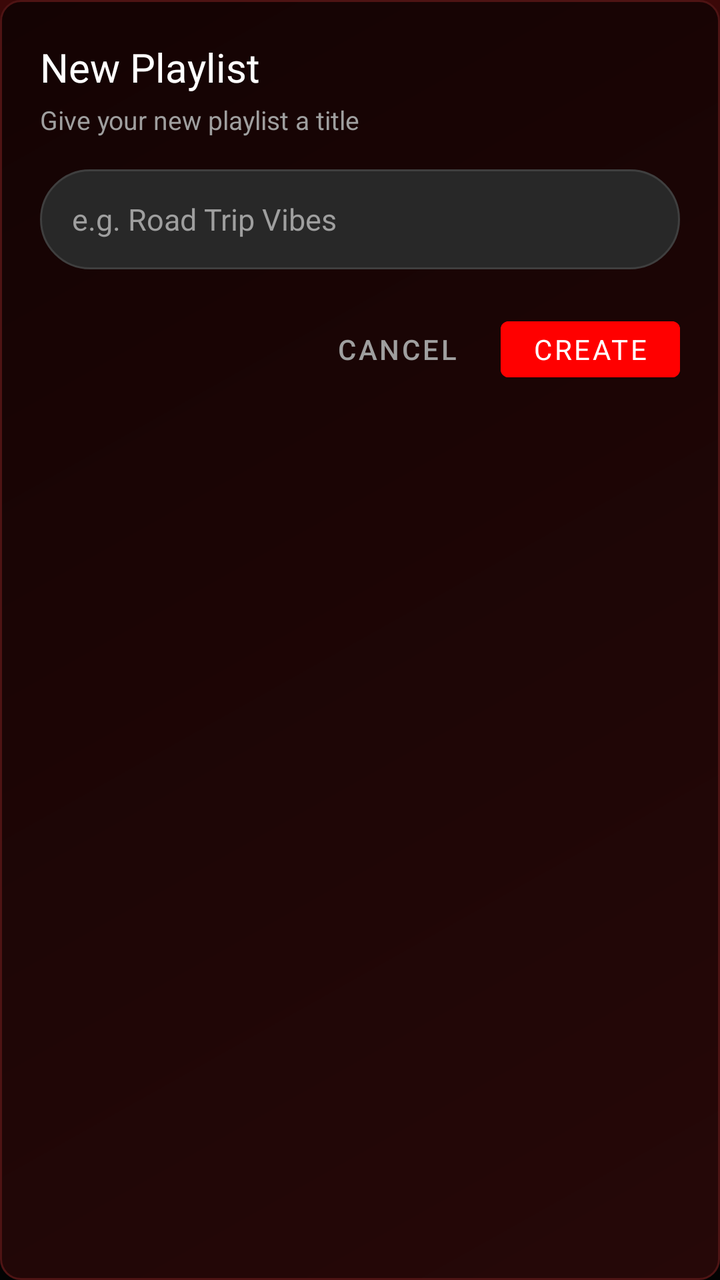
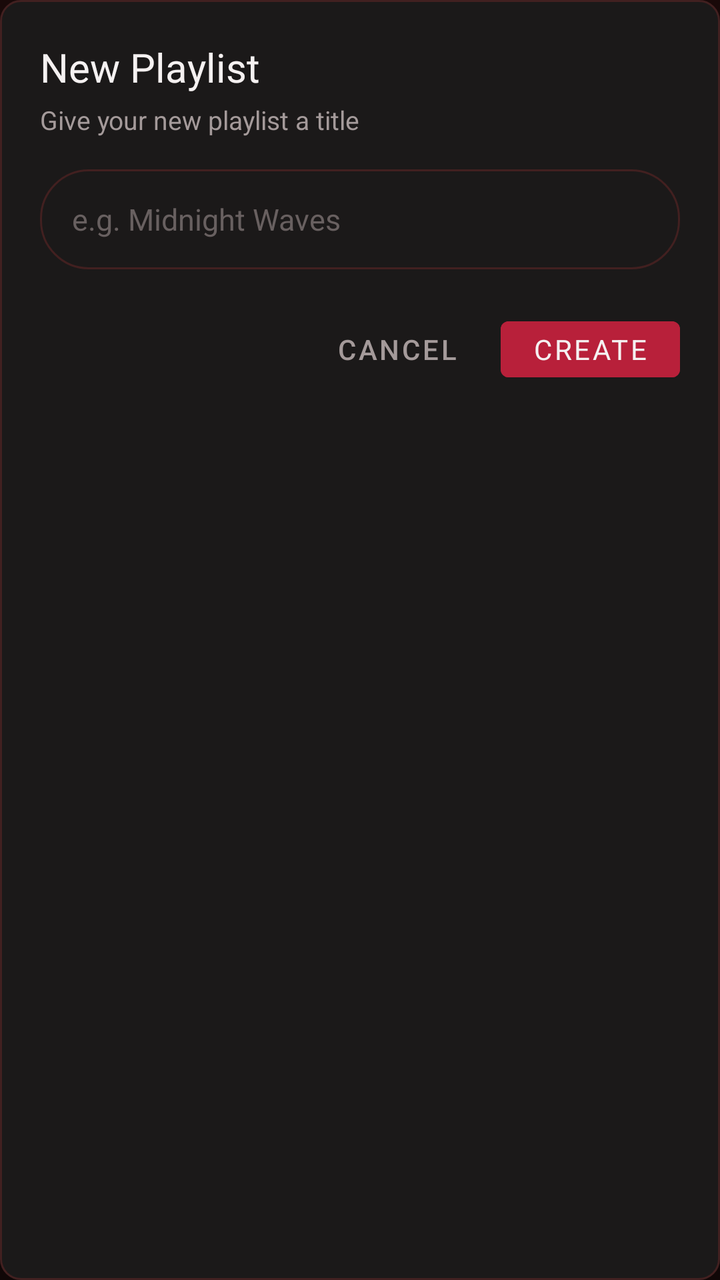

Screens rendered from an Android XML layout before and after an edit, with the pre-edit source and the edit as a unified diff.
<!-- AndroidManifest.xml: application theme Theme.BraveMusicPlayer -->
<!-- res/layout/dialog_create_playlist.xml -->
<?xml version="1.0" encoding="utf-8"?>
<LinearLayout xmlns:android="http://schemas.android.com/apk/res/android"
    xmlns:app="http://schemas.android.com/apk/res-auto"
    android:layout_width="match_parent"
    android:layout_height="wrap_content"
    android:background="@drawable/bg_rounded_card"
    android:orientation="vertical"
    android:padding="20dp">

    <TextView
        android:layout_width="wrap_content"
        android:layout_height="wrap_content"
        android:fontFamily="@font/youtube_sans_bold_font"
        android:text="New Playlist"
        android:textColor="@color/white_primary"
        android:textSize="20sp" />

    <TextView
        android:layout_width="wrap_content"
        android:layout_height="wrap_content"
        android:layout_marginTop="4dp"
        android:fontFamily="sans-serif"
        android:text="Give your new playlist a title"
        android:textColor="@color/muted_grey"
        android:textSize="13sp" />

    <EditText
        android:id="@+id/etPlaylistNameInput"
        android:layout_width="match_parent"
        android:layout_height="50dp"
        android:layout_marginTop="16dp"
        android:background="@drawable/bg_search_input_explore"
        android:fontFamily="sans-serif"
        android:hint="e.g. Road Trip Vibes"
        android:imeOptions="actionDone"
        android:inputType="textCapSentences"
        android:maxLines="1"
        android:paddingStart="16dp"
        android:paddingEnd="16dp"
        android:singleLine="true"
        android:textColor="@color/white_primary"
        android:textColorHint="@color/muted_grey"
        android:textSize="15sp" />

    <LinearLayout
        android:layout_width="match_parent"
        android:layout_height="wrap_content"
        android:layout_marginTop="20dp"
        android:gravity="end"
        android:orientation="horizontal">

        <Button
            android:id="@+id/btnCancelCreatePlaylist"
            style="@style/Widget.MaterialComponents.Button.TextButton"
            android:layout_width="wrap_content"
            android:layout_height="40dp"
            android:fontFamily="sans-serif-medium"
            android:text="Cancel"
            android:textColor="@color/muted_grey"
            android:textSize="14sp" />

        <Button
            android:id="@+id/btnConfirmCreatePlaylist"
            style="@style/Widget.MaterialComponents.Button"
            android:layout_width="wrap_content"
            android:layout_height="40dp"
            android:layout_marginStart="8dp"
            android:backgroundTint="@color/youtube_red"
            android:fontFamily="sans-serif-bold"
            android:text="Create"
            android:textColor="@color/white_primary"
            android:textSize="14sp" />
    </LinearLayout>
</LinearLayout>
<!-- resources referenced by this layout -->
<resources>
  <color name="muted_grey">#9F9F9F</color>
  <color name="white_primary">#FFFFFF</color>
  <color name="youtube_red">#FF0000</color>
  <!-- drawable bg_rounded_card (drawable) -->
  <?xml version="1.0" encoding="utf-8"?>
  <shape xmlns:android="http://schemas.android.com/apk/res/android"
      android:shape="rectangle">
      <gradient
          android:angle="135"
          android:startColor="@color/card_red_tint_start"
          android:endColor="@color/card_red_tint_end"
          android:type="linear" />
      <stroke
          android:width="1dp"
          android:color="@color/card_red_tint_border" />
      <corners android:radius="10dp" />
  </shape>
  <!-- drawable bg_search_input_explore (drawable) -->
  <?xml version="1.0" encoding="utf-8"?>
  <shape xmlns:android="http://schemas.android.com/apk/res/android"
      android:shape="rectangle">
      <solid android:color="@color/dark_grey_elevated" />
      <stroke
          android:width="1dp"
          android:color="@color/border_grey" />
      <corners android:radius="28dp" />
  </shape>
  <style name="Theme.BraveMusicPlayer" parent="Theme.MaterialComponents.DayNight.NoActionBar">
          <item name="colorPrimary">@color/youtube_red</item>
          <item name="colorPrimaryVariant">@color/surface_black</item>
          <item name="colorOnPrimary">@color/white_primary</item>
          <item name="colorSecondary">@color/youtube_red</item>
          <item name="colorSecondaryVariant">@color/youtube_red</item>
          <item name="colorOnSecondary">@color/white_primary</item>
          <item name="android:colorBackground">@color/deep_black</item>
          <item name="android:statusBarColor">@color/ytm_bg_top_glow</item>
          <item name="android:navigationBarColor">@color/surface_black</item>
          <item name="android:windowBackground">@drawable/bg_ytm_gradient</item>
          <item name="bottomSheetDialogTheme">@style/YtmBottomSheetDialogTheme</item>
      </style>
  <color name="card_red_tint_start">#260808</color>
  <color name="card_red_tint_end">#140303</color>
  <color name="card_red_tint_border">#4E1414</color>
  <color name="dark_grey_elevated">#282828</color>
  <color name="border_grey">#3F3F3F</color>
  <color name="surface_black">#121212</color>
  <color name="deep_black">#030303</color>
  <color name="ytm_bg_top_glow">#3B0808</color>
  <!-- drawable bg_ytm_gradient (drawable) -->
  <?xml version="1.0" encoding="utf-8"?>
  <shape xmlns:android="http://schemas.android.com/apk/res/android"
      android:shape="rectangle">
      <gradient
          android:angle="270"
          android:startColor="@color/ytm_bg_top_glow"
          android:centerColor="@color/ytm_bg_middle"
          android:endColor="@color/ytm_bg_main"
          android:type="linear" />
  </shape>
  <style name="YtmBottomSheetDialogTheme" parent="Theme.Design.Light.BottomSheetDialog">
          <item name="bottomSheetStyle">@style/YtmBottomSheetStyle</item>
          <item name="android:windowIsFloating">false</item>
          <item name="android:navigationBarColor">@color/surface_black</item>
      </style>
  <color name="ytm_bg_middle">#0D0202</color>
  <color name="ytm_bg_main">#030303</color>
  <style name="YtmBottomSheetStyle" parent="Widget.Design.BottomSheet.Modal">
          <item name="android:background">@android:color/transparent</item>
      </style>
</resources>

<!-- the commit's change to res/layout/dialog_create_playlist.xml (unified diff, before → after) -->
@@ -12,7 +12,7 @@
         android:layout_height="wrap_content"
         android:fontFamily="@font/youtube_sans_bold_font"
         android:text="New Playlist"
-        android:textColor="@color/white_primary"
+        android:textColor="@color/textPrimary"
         android:textSize="20sp" />
 
     <TextView
@@ -21,7 +21,7 @@
         android:layout_marginTop="4dp"
         android:fontFamily="sans-serif"
         android:text="Give your new playlist a title"
-        android:textColor="@color/muted_grey"
+        android:textColor="@color/textSecondary"
         android:textSize="13sp" />
 
     <EditText
@@ -31,15 +31,15 @@
         android:layout_marginTop="16dp"
         android:background="@drawable/bg_search_input_explore"
         android:fontFamily="sans-serif"
-        android:hint="e.g. Road Trip Vibes"
+        android:hint="e.g. Midnight Waves"
         android:imeOptions="actionDone"
         android:inputType="textCapSentences"
         android:maxLines="1"
         android:paddingStart="16dp"
         android:paddingEnd="16dp"
         android:singleLine="true"
-        android:textColor="@color/white_primary"
-        android:textColorHint="@color/muted_grey"
+        android:textColor="@color/textPrimary"
+        android:textColorHint="@color/textDisabled"
         android:textSize="15sp" />
 
     <LinearLayout
@@ -56,7 +56,7 @@
             android:layout_height="40dp"
             android:fontFamily="sans-serif-medium"
             android:text="Cancel"
-            android:textColor="@color/muted_grey"
+            android:textColor="@color/textSecondary"
             android:textSize="14sp" />
 
         <Button
@@ -65,10 +65,10 @@
             android:layout_width="wrap_content"
             android:layout_height="40dp"
             android:layout_marginStart="8dp"
-            android:backgroundTint="@color/youtube_red"
+            android:backgroundTint="@color/accentPrimary"
             android:fontFamily="sans-serif-bold"
             android:text="Create"
-            android:textColor="@color/white_primary"
+            android:textColor="@color/textPrimary"
             android:textSize="14sp" />
     </LinearLayout>
 </LinearLayout>
<!-- resource entries referenced after the edit -->
@@ -1,72 +1,63 @@
 <!-- resources referenced by this layout -->
 <resources>
-  <color name="muted_grey">#9F9F9F</color>
-  <color name="white_primary">#FFFFFF</color>
-  <color name="youtube_red">#FF0000</color>
+  <color name="accentPrimary">#B8203A</color>
+  <color name="textDisabled">#686060</color>
+  <color name="textPrimary">#F5F1F1</color>
+  <color name="textSecondary">#A49A9A</color>
   <!-- drawable bg_rounded_card (drawable) -->
   <?xml version="1.0" encoding="utf-8"?>
   <shape xmlns:android="http://schemas.android.com/apk/res/android"
       android:shape="rectangle">
-      <gradient
-          android:angle="135"
-          android:startColor="@color/card_red_tint_start"
-          android:endColor="@color/card_red_tint_end"
-          android:type="linear" />
+      <corners android:radius="10dp" />
+      <solid android:color="@color/surfaceCard" />
       <stroke
           android:width="1dp"
-          android:color="@color/card_red_tint_border" />
-      <corners android:radius="10dp" />
+          android:color="@color/borderSubtle" />
   </shape>
   <!-- drawable bg_search_input_explore (drawable) -->
   <?xml version="1.0" encoding="utf-8"?>
   <shape xmlns:android="http://schemas.android.com/apk/res/android"
       android:shape="rectangle">
-      <solid android:color="@color/dark_grey_elevated" />
+      <solid android:color="@color/surfaceCard" />
       <stroke
           android:width="1dp"
-          android:color="@color/border_grey" />
-      <corners android:radius="28dp" />
+          android:color="@color/borderSubtle" />
+      <corners android:radius="24dp" />
   </shape>
   <style name="Theme.BraveMusicPlayer" parent="Theme.MaterialComponents.DayNight.NoActionBar">
-          <item name="colorPrimary">@color/youtube_red</item>
-          <item name="colorPrimaryVariant">@color/surface_black</item>
-          <item name="colorOnPrimary">@color/white_primary</item>
-          <item name="colorSecondary">@color/youtube_red</item>
-          <item name="colorSecondaryVariant">@color/youtube_red</item>
-          <item name="colorOnSecondary">@color/white_primary</item>
-          <item name="android:colorBackground">@color/deep_black</item>
-          <item name="android:statusBarColor">@color/ytm_bg_top_glow</item>
-          <item name="android:navigationBarColor">@color/surface_black</item>
+          <item name="colorPrimary">@color/accentPrimary</item>
+          <item name="colorPrimaryVariant">@color/surfaceCard</item>
+          <item name="colorOnPrimary">@color/textPrimary</item>
+          <item name="colorSecondary">@color/accentPrimary</item>
+          <item name="colorSecondaryVariant">@color/accentPressed</item>
+          <item name="colorOnSecondary">@color/textPrimary</item>
+          <item name="android:colorBackground">@color/background</item>
+          <item name="android:statusBarColor">@color/background</item>
+          <item name="android:navigationBarColor">@color/background</item>
           <item name="android:windowBackground">@drawable/bg_ytm_gradient</item>
-          <item name="bottomSheetDialogTheme">@style/YtmBottomSheetDialogTheme</item>
+          <item name="bottomSheetDialogTheme">@style/MelodyBottomSheetDialogTheme</item>
       </style>
-  <color name="card_red_tint_start">#260808</color>
-  <color name="card_red_tint_end">#140303</color>
-  <color name="card_red_tint_border">#4E1414</color>
-  <color name="dark_grey_elevated">#282828</color>
-  <color name="border_grey">#3F3F3F</color>
-  <color name="surface_black">#121212</color>
-  <color name="deep_black">#030303</color>
-  <color name="ytm_bg_top_glow">#3B0808</color>
+  <color name="surfaceCard">#1B1919</color>
+  <color name="borderSubtle">#422020</color>
+  <color name="accentPressed">#8F1830</color>
+  <color name="background">#100707</color>
   <!-- drawable bg_ytm_gradient (drawable) -->
   <?xml version="1.0" encoding="utf-8"?>
   <shape xmlns:android="http://schemas.android.com/apk/res/android"
       android:shape="rectangle">
       <gradient
           android:angle="270"
-          android:startColor="@color/ytm_bg_top_glow"
-          android:centerColor="@color/ytm_bg_middle"
-          android:endColor="@color/ytm_bg_main"
+          android:startColor="@color/backgroundSecondary"
+          android:endColor="@color/background"
           android:type="linear" />
   </shape>
-  <style name="YtmBottomSheetDialogTheme" parent="Theme.Design.Light.BottomSheetDialog">
-          <item name="bottomSheetStyle">@style/YtmBottomSheetStyle</item>
+  <style name="MelodyBottomSheetDialogTheme" parent="Theme.Design.Light.BottomSheetDialog">
+          <item name="bottomSheetStyle">@style/MelodyBottomSheetStyle</item>
           <item name="android:windowIsFloating">false</item>
-          <item name="android:navigationBarColor">@color/surface_black</item>
+          <item name="android:navigationBarColor">@color/background</item>
       </style>
-  <color name="ytm_bg_middle">#0D0202</color>
-  <color name="ytm_bg_main">#030303</color>
-  <style name="YtmBottomSheetStyle" parent="Widget.Design.BottomSheet.Modal">
+  <color name="backgroundSecondary">#190909</color>
+  <style name="MelodyBottomSheetStyle" parent="Widget.Design.BottomSheet.Modal">
           <item name="android:background">@android:color/transparent</item>
       </style>
 </resources>
